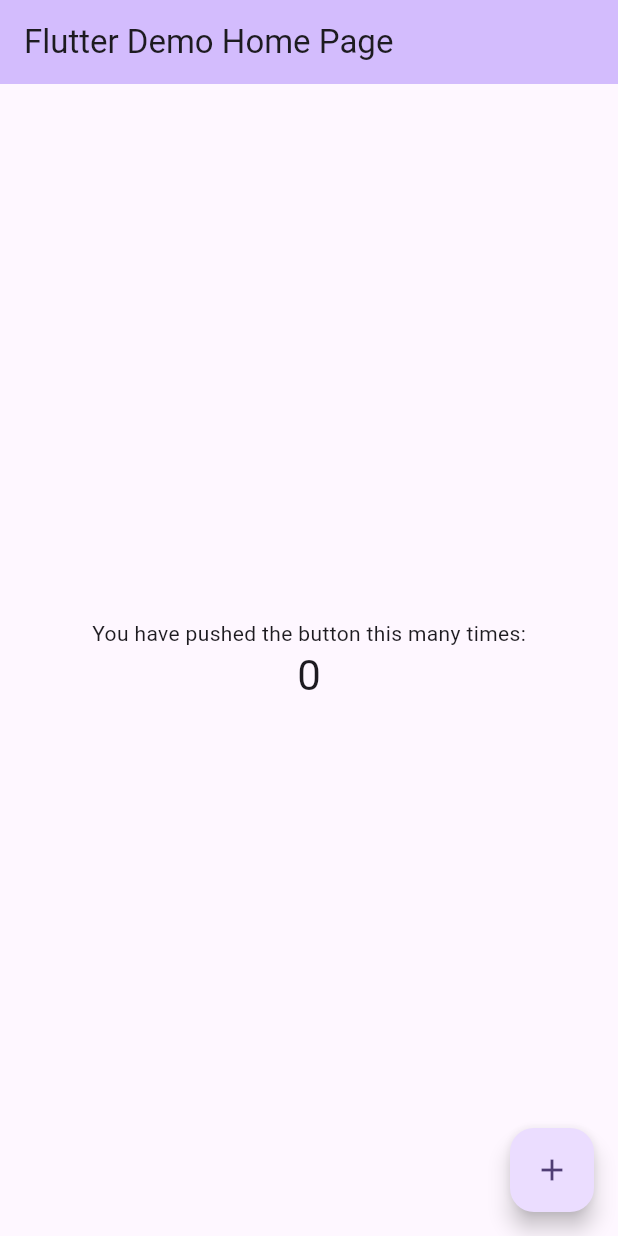
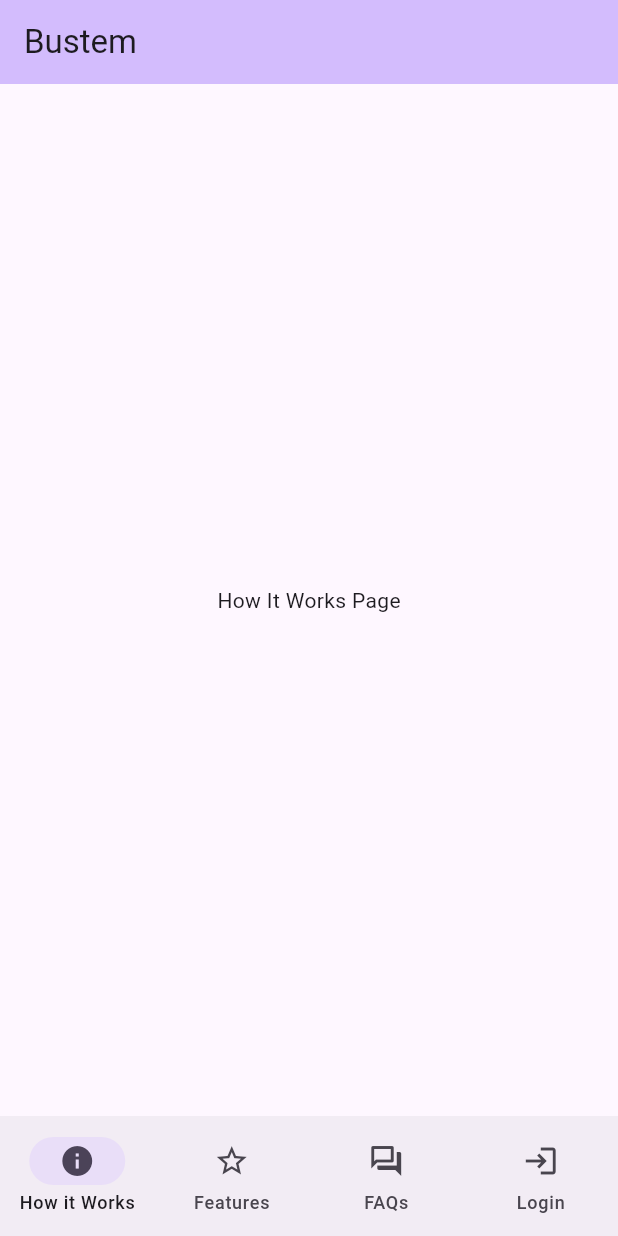
Before and after one commit to winzamark123/Bustem_Flutter, a Flutter app: the screen it shows after launch, on a phone screen of 412 x 824 dp. Run offline on Flutter 3.47's test engine with Material 3 defaults, Android fonts, the phone set to English and light mode, and no system bars.

Commit message:
navbar init

```diff
--- /dev/null
+++ b/lib/components/layout.dart
@@ -0,0 +1,63 @@
+import 'package:flutter/material.dart';
+
+class MainLayout extends StatefulWidget {
+  final Widget child;
+  const MainLayout({super.key, required this.child});
+
+  @override
+  State<MainLayout> createState() => _MainLayoutState();
+}
+
+class _MainLayoutState extends State<MainLayout> {
+  int _selectedIndex = 0;
+
+  static const List<Widget> _pages = <Widget>[
+    Center(child: Text('How It Works Page')),
+    Center(child: Text('Features Page')),
+    Center(child: Text('FAQs Page')),
+    Center(child: Text('Login Page')),
+  ];
+
+  void _onItemTapped(int index) {
+    setState(() {
+      _selectedIndex = index;
+    });
+  }
+
+  @override
+  Widget build(BuildContext context) {
+    return Scaffold(
+      appBar: AppBar(
+        backgroundColor: Theme.of(context).colorScheme.inversePrimary,
+        title: const Text('Bustem'),
+      ),
+      body: _pages[_selectedIndex],
+      bottomNavigationBar: NavigationBar(
+        onDestinationSelected: _onItemTapped,
+        selectedIndex: _selectedIndex,
+        destinations: const <NavigationDestination>[
+          NavigationDestination(
+            icon: Icon(Icons.info_outline),
+            selectedIcon: Icon(Icons.info),
+            label: 'How it Works',
+          ),
+          NavigationDestination(
+            icon: Icon(Icons.star_outline),
+            selectedIcon: Icon(Icons.star),
+            label: 'Features',
+          ),
+          NavigationDestination(
+            icon: Icon(Icons.question_answer_outlined),
+            selectedIcon: Icon(Icons.question_answer),
+            label: 'FAQs',
+          ),
+          NavigationDestination(
+            icon: Icon(Icons.login_outlined),
+            selectedIcon: Icon(Icons.login),
+            label: 'Login',
+          ),
+        ],
+      ),
+    );
+  }
+}
--- a/lib/main.dart
+++ b/lib/main.dart
@@ -1,4 +1,5 @@
 import 'package:flutter/material.dart';
+import './components/layout.dart';
 
 void main() {
   runApp(const MyApp());
@@ -7,46 +8,23 @@
 class MyApp extends StatelessWidget {
   const MyApp({super.key});
 
-  // This widget is the root of your application.
   @override
   Widget build(BuildContext context) {
     return MaterialApp(
-      title: 'Flutter Demo',
+      title: 'Bustem Flutter App',
       theme: ThemeData(
-        // This is the theme of your application.
-        //
-        // TRY THIS: Try running your application with "flutter run". You'll see
-        // the application has a purple toolbar. Then, without quitting the app,
-        // try changing the seedColor in the colorScheme below to Colors.green
-        // and then invoke "hot reload" (save your changes or press the "hot
-        // reload" button in a Flutter-supported IDE, or press "r" if you used
-        // the command line to start the app).
-        //
-        // Notice that the counter didn't reset back to zero; the application
-        // state is not lost during the reload. To reset the state, use hot
-        // restart instead.
-        //
-        // This works for code too, not just values: Most code changes can be
-        // tested with just a hot reload.
         colorScheme: ColorScheme.fromSeed(seedColor: Colors.deepPurple),
         useMaterial3: true,
       ),
-      home: const MyHomePage(title: 'Flutter Demo Home Page'),
+      home: const MainLayout(
+        child: Center(child: Text('Welcome to Bustem')),
+      ),
     );
   }
 }
 
 class MyHomePage extends StatefulWidget {
   const MyHomePage({super.key, required this.title});
-
-  // This widget is the home page of your application. It is stateful, meaning
-  // that it has a State object (defined below) that contains fields that affect
-  // how it looks.
-
-  // This class is the configuration for the state. It holds the values (in this
-  // case the title) provided by the parent (in this case the App widget) and
-  // used by the build method of the State. Fields in a Widget subclass are
-  // always marked "final".
 
   final String title;
 
@@ -59,50 +37,19 @@
 
   void _incrementCounter() {
     setState(() {
-      // This call to setState tells the Flutter framework that something has
-      // changed in this State, which causes it to rerun the build method below
-      // so that the display can reflect the updated values. If we changed
-      // _counter without calling setState(), then the build method would not be
-      // called again, and so nothing would appear to happen.
       _counter++;
     });
   }
 
   @override
   Widget build(BuildContext context) {
-    // This method is rerun every time setState is called, for instance as done
-    // by the _incrementCounter method above.
-    //
-    // The Flutter framework has been optimized to make rerunning build methods
-    // fast, so that you can just rebuild anything that needs updating rather
-    // than having to individually change instances of widgets.
     return Scaffold(
       appBar: AppBar(
-        // TRY THIS: Try changing the color here to a specific color (to
-        // Colors.amber, perhaps?) and trigger a hot reload to see the AppBar
-        // change color while the other colors stay the same.
         backgroundColor: Theme.of(context).colorScheme.inversePrimary,
-        // Here we take the value from the MyHomePage object that was created by
-        // the App.build method, and use it to set our appbar title.
         title: Text(widget.title),
       ),
       body: Center(
-        // Center is a layout widget. It takes a single child and positions it
-        // in the middle of the parent.
         child: Column(
-          // Column is also a layout widget. It takes a list of children and
-          // arranges them vertically. By default, it sizes itself to fit its
-          // children horizontally, and tries to be as tall as its parent.
-          //
-          // Column has various properties to control how it sizes itself and
-          // how it positions its children. Here we use mainAxisAlignment to
-          // center the children vertically; the main axis here is the vertical
-          // axis because Columns are vertical (the cross axis would be
-          // horizontal).
-          //
-          // TRY THIS: Invoke "debug painting" (choose the "Toggle Debug Paint"
-          // action in the IDE, or press "p" in the console), to see the
-          // wireframe for each widget.
           mainAxisAlignment: MainAxisAlignment.center,
           children: <Widget>[
             const Text(
@@ -119,7 +66,7 @@
         onPressed: _incrementCounter,
         tooltip: 'Increment',
         child: const Icon(Icons.add),
-      ), // This trailing comma makes auto-formatting nicer for build methods.
+      ),
     );
   }
 }
```
Also changed, not shown: analysis_options.yaml (+37 -4 lines), 1 other file.
